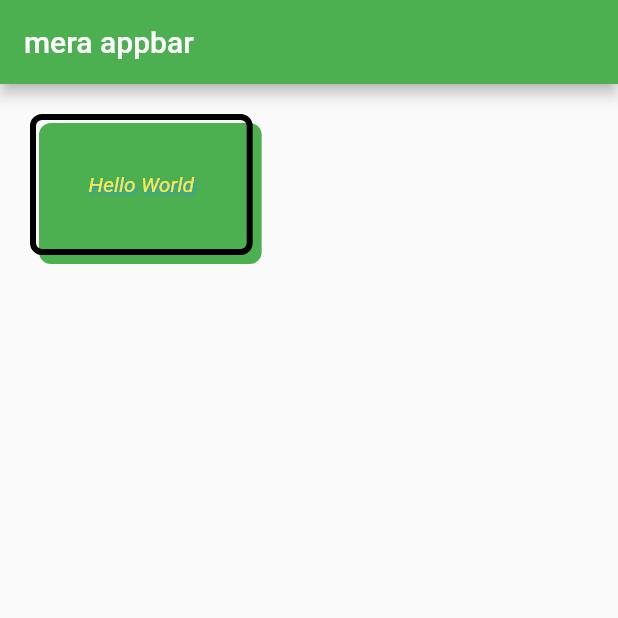
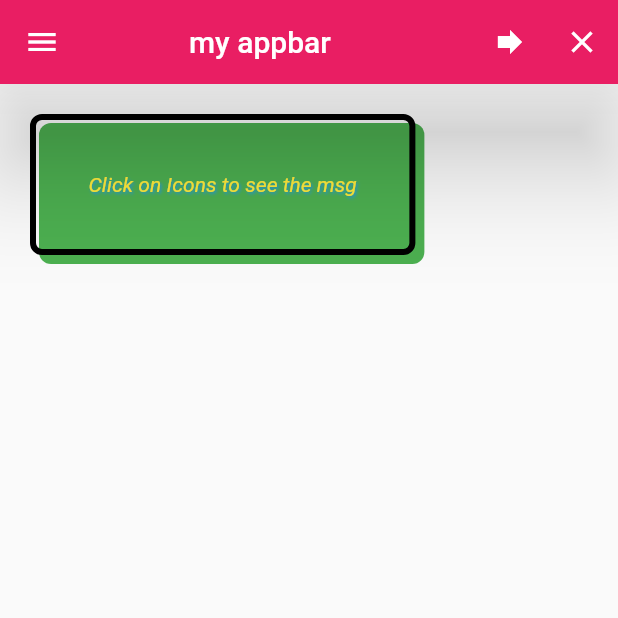
Before and after one commit to bushsk/BasicWidgets-Flutter, a Flutter app: the screen it shows after launch, on a phone screen of 412 x 824 dp, the top half of it. Run offline on Flutter 3.47's test engine with Material 2 defaults, Android fonts, the phone set to English and light mode, and no system bars; Roboto replaces fonts that are missing (cursive, sans serif).

Commit message:
added icons action

```diff
--- a/stateless_widgets/lib/main.dart
+++ b/stateless_widgets/lib/main.dart
@@ -1,20 +1,52 @@
 import 'package:flutter/material.dart';
+//import 'package:flutter/rendering.dart' show debugPaintSizeEnabled;
 
 void main() {
+
   runApp(MyApp());
 }
 
-class MyApp extends StatelessWidget {
+class MyApp extends StatefulWidget {
   const MyApp({Key? key}) : super(key: key);
 
   @override
+  _MyAppState createState() => _MyAppState();
+}
+
+class _MyAppState extends State<MyApp> {
+  String msg = 'Click on Icons to see the msg';
+  @override
   Widget build(BuildContext context) {
     return MaterialApp(
+      debugShowCheckedModeBanner : false,
         title: "My stateless widget",
         theme: ThemeData(primarySwatch: Colors.green),
         home: Scaffold(
             appBar: AppBar(
-              title: new Text("mera appbar"),
+              title: new Text("my appbar"),
+              leading: new Icon(Icons.menu),
+              actions: <Widget>[
+                IconButton(
+                    onPressed: () {
+                      setState(() {
+                        msg = 'You pressed arrow icon';
+                      });
+                    },
+                    icon: const Icon(Icons.forward)),
+                IconButton(
+                    onPressed: () {
+                      setState(() {
+                        msg = 'You pressed close icon';
+                      });
+                    },
+                    icon: const Icon(Icons.close)),
+              ],
+
+              backgroundColor: Colors.pink,
+              elevation: 30.0,
+              //centerTitle: true,
+              titleSpacing: 70.0,
+              //toolbarOpacity: 0.5,
             ),
             body: Container(
               //alignment: Alignment.bottomLeft,
@@ -27,9 +59,70 @@ class MyApp extends StatelessWidget {
                 border: Border.all(color: Colors.black, width: 4),
                 borderRadius: BorderRadius.circular(8),
                 boxShadow: [
-                  new BoxShadow(
+                  BoxShadow(
                     color: Colors.green,
-                    offset: new Offset(6.0, 6.0),
+                    offset: const Offset(6.0, 6.0),
+                  ),
+                ],
+              ),
+
+              child:  Text(msg,
+                  style: TextStyle(
+                    fontFamily: 'sans serif',
+                    color: Colors.yellow,
+                    fontStyle: FontStyle.italic,
+                    shadows: [
+                      Shadow(
+                          color: Colors.blue,
+                          offset: Offset(1, 1),
+                          blurRadius: 2)
+                    ],
+                  )
+                  ),
+            )
+            )
+
+    );
+  }
+}
+
+/* class MyApp extends State<MyApp> {
+  const MyApp({Key? key}) : super(key: key);
+
+  @override
+  Widget build(BuildContext context) {
+    return MaterialApp(
+        title: "My stateless widget",
+        theme: ThemeData(primarySwatch: Colors.green),
+        home: Scaffold(
+            appBar: AppBar(
+              title: new Text("my appbar"),
+              leading: new Icon(Icons.menu),
+              actions: <Widget>[
+                new IconButton(onPressed: (){print('You pressed arrow icon');}, icon: new Icon(Icons.forward)),
+                new IconButton(onPressed: (){print('You pressed close icon');}, icon: new Icon(Icons.close)),
+              ],
+
+              backgroundColor: Colors.pink,
+              elevation: 30.0,
+              //centerTitle: true,
+              titleSpacing: 70.0,
+              //toolbarOpacity: 0.5,
+            ),
+            body: Container(
+              //alignment: Alignment.bottomLeft,
+              // width: 200.0,
+              // height: 100.0,
+              margin: EdgeInsets.all(20),
+              padding: EdgeInsets.all(35),
+              //color: Colors.yellow,
+              decoration: BoxDecoration(
+                border: Border.all(color: Colors.black, width: 4),
+                borderRadius: BorderRadius.circular(8),
+                boxShadow: [
+                   BoxShadow(
+                    color: Colors.green,
+                    offset:  const Offset(6.0, 6.0),
                   ),
                 ],
               ),
@@ -51,3 +144,4 @@ class MyApp extends StatelessWidget {
             )));
   }
 }
+ */
```
